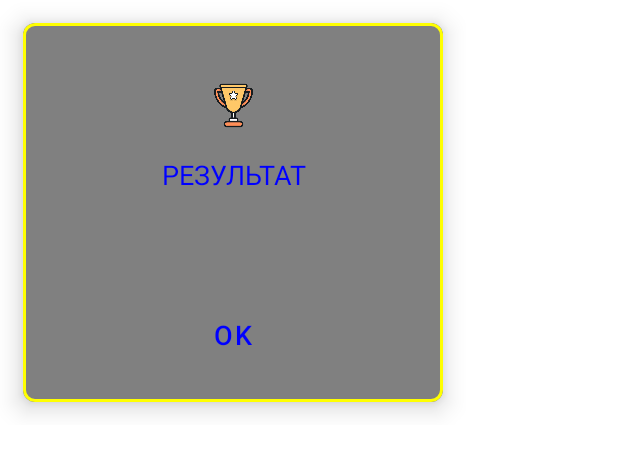
After one commit to ZoomUp/CirclesGame, an Android app: the layout fragment_notification.xml on its own in the app's theme, with its tools: preview values and no code run, on a phone screen of 412 x 824 dp. The commit adds this screen. Shown: the top 453 px of the screen. Run offline under Robolectric (Android 15) with nearby library versions, the phone set to English and light mode, and no system bars.

Commit message:
Added custom result dialog

```diff
--- a/app/src/main/java/com/example/circlesgame/GameScreen.kt
+++ b/app/src/main/java/com/example/circlesgame/GameScreen.kt
@@ -53,7 +53,7 @@ class GameScreen : Fragment() {
     }
 
     private fun correctAnswer() {
-        Toast.makeText(context, "Правильно!", Toast.LENGTH_SHORT).show()
+
         if (startCount < 80) startCount += 3
         changeAlphaCircle += 0.02f
         createCircle()
@@ -66,7 +66,7 @@ class GameScreen : Fragment() {
     }
 
     private fun notCorrectAnswer() {
-        Toast.makeText(context, "Не верно!", Toast.LENGTH_SHORT).show()
+        ResultsDialogFragment(score).show(childFragmentManager, ResultsDialogFragment.TAG)
         startCount = 3
         changeAlphaCircle = 0.50f
         createCircle()
--- /dev/null
+++ b/app/src/main/java/com/example/circlesgame/ResultsDialogFragment.kt
@@ -0,0 +1,36 @@
+package com.example.circlesgame
+
+import android.graphics.Color
+import android.graphics.drawable.ColorDrawable
+import android.os.Bundle
+import android.view.LayoutInflater
+import android.view.View
+import android.view.ViewGroup
+import androidx.fragment.app.DialogFragment
+import com.example.circlesgame.databinding.FragmentNotificationBinding
+
+class ResultsDialogFragment(var score: Int): DialogFragment() {
+
+    private lateinit var binding: FragmentNotificationBinding
+
+    override fun onCreateView(
+        inflater: LayoutInflater,
+        container: ViewGroup?,
+        savedInstanceState: Bundle?
+    ): View? {
+        binding = FragmentNotificationBinding.inflate(inflater, container, false)
+        return binding.root
+    }
+
+    override fun onViewCreated(view: View, savedInstanceState: Bundle?) {
+        dialog?.window?.setBackgroundDrawable(ColorDrawable(Color.TRANSPARENT))
+
+        super.onViewCreated(view, savedInstanceState)
+        binding.btnOk.setOnClickListener {
+            dismiss()
+        }
+    }
+    companion object {
+        const val TAG = "ResultsDialogFragment"
+    }
+}
--- /dev/null
+++ b/app/src/main/res/layout/fragment_notification.xml
@@ -0,0 +1,87 @@
+<?xml version="1.0" encoding="utf-8"?>
+
+
+<FrameLayout xmlns:android="http://schemas.android.com/apk/res/android"
+    xmlns:app="http://schemas.android.com/apk/res-auto"
+    android:layout_width="wrap_content"
+    android:layout_height="wrap_content"
+    android:background="@color/transparent"
+    android:clipToPadding="false"
+    android:padding="15dp">
+
+    <com.google.android.material.card.MaterialCardView
+        android:id="@+id/materialCardView"
+        android:layout_width="wrap_content"
+        android:layout_height="wrap_content"
+        app:cardCornerRadius="8dp"
+        app:cardElevation="10dp"
+        app:layout_constraintStart_toStartOf="parent"
+        app:layout_constraintTop_toTopOf="parent"
+        app:strokeColor="@color/Yellow"
+        app:strokeWidth="2dp">
+
+        <androidx.constraintlayout.widget.ConstraintLayout
+            android:layout_width="280dp"
+            android:layout_height="wrap_content"
+            android:background="@color/Gray">
+
+            <ImageView
+                android:id="@+id/img_notification"
+                android:layout_width="35dp"
+                android:layout_height="35dp"
+                android:layout_marginTop="37dp"
+                android:src="@drawable/results"
+                app:layout_constraintEnd_toEndOf="parent"
+                app:layout_constraintStart_toStartOf="parent"
+                app:layout_constraintTop_toTopOf="parent" />
+
+            <TextView
+                android:id="@+id/txt_notification"
+                android:layout_width="match_parent"
+                android:layout_height="57dp"
+                android:gravity="center"
+                android:text="РЕЗУЛЬТАТ"
+                android:textColor="@color/Blue"
+                android:textFontWeight="500"
+                android:textSize="18sp"
+                app:layout_constraintEnd_toEndOf="parent"
+                app:layout_constraintStart_toStartOf="parent"
+                app:layout_constraintTop_toBottomOf="@+id/img_notification" />
+
+            <TextView
+                android:id="@+id/txt_message"
+                android:layout_width="240dp"
+                android:layout_height="wrap_content"
+                android:layout_marginTop="2dp"
+                android:gravity="center"
+                android:text=""
+                android:textColor="@color/DarkGray"
+                android:textFontWeight="500"
+                android:textSize="14sp"
+                app:layout_constraintEnd_toEndOf="parent"
+                app:layout_constraintStart_toStartOf="parent"
+                app:layout_constraintTop_toBottomOf="@+id/txt_notification" />
+
+            <Button
+                android:id="@+id/btn_ok"
+                android:layout_width="112dp"
+                android:layout_height="40dp"
+                android:layout_marginTop="34dp"
+                android:layout_marginBottom="27dp"
+                android:background="@color/transparent"
+                android:text="OK"
+                android:textColor="@color/Blue"
+                android:textFontWeight="700"
+                android:textSize="18sp"
+                android:textStyle="normal"
+                app:layout_constraintBottom_toBottomOf="parent"
+                app:layout_constraintEnd_toEndOf="parent"
+                app:layout_constraintStart_toStartOf="parent"
+                app:layout_constraintTop_toBottomOf="@+id/txt_message"
+                app:strokeColor="@color/Gray" />
+
+
+        </androidx.constraintlayout.widget.ConstraintLayout>
+    </com.google.android.material.card.MaterialCardView>
+
+</FrameLayout>
```
Also changed, not shown: app/src/main/res/drawable/results.png (added).
